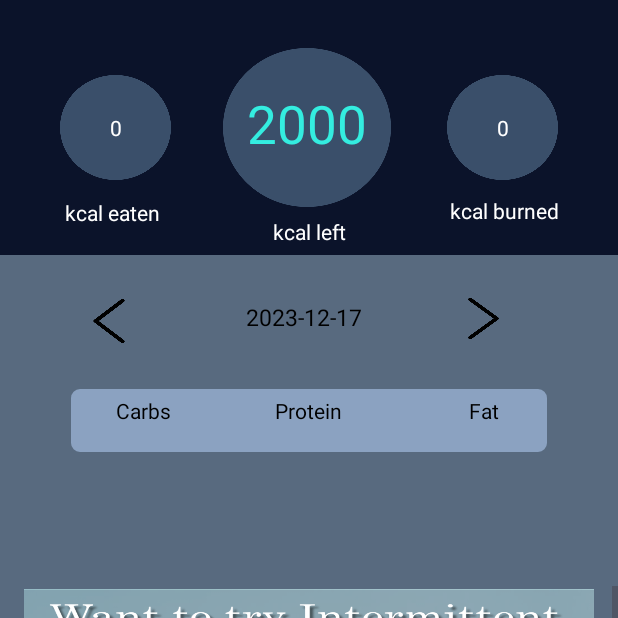
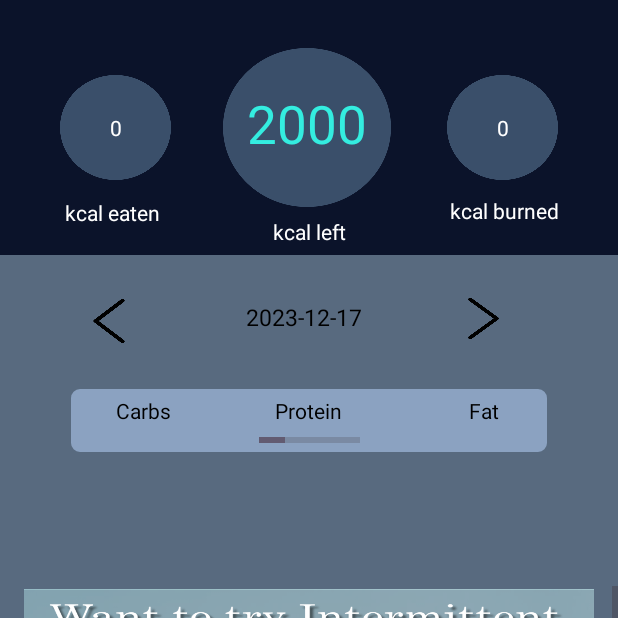
Before and after one commit to sandracormos/testtest, an Android app: the KcalMenu screen opened directly, with no data from a screen before it, on a phone screen of 412 x 824 dp, the top half of it. Run offline under Robolectric (Android 15) with nearby library versions, the phone set to English and light mode, and no system bars; 2 statements that could not run were skipped.

Commit message:
no message

```diff
--- a/app/src/main/java/com/example/test/KcalMenu.java
+++ b/app/src/main/java/com/example/test/KcalMenu.java
@@ -8,6 +8,7 @@ import android.content.Intent;
 import android.os.Bundle;
 import android.view.View;
 import android.widget.ImageButton;
+import android.widget.ProgressBar;
 import android.widget.ScrollView;
 import android.widget.TextView;
 
@@ -41,6 +42,8 @@ public class KcalMenu extends AppCompatActivity {
 
     Integer counterDays = 0;
 
+    ProgressBar progress_bar_protein;
+
 
 
 
@@ -69,6 +72,8 @@ public class KcalMenu extends AppCompatActivity {
         journal_day = findViewById(R.id.journal_date);
         next_day = findViewById(R.id.next_day);
         day_before = findViewById(R.id.day_before);
+
+        progress_bar_protein = findViewById(R.id.progress_bar_protein);
 
 
 
@@ -261,4 +266,7 @@ public class KcalMenu extends AppCompatActivity {
         journal_day.setText(date.toString());
         User.currentJournalDay = date;
     };
+
+
+    public void
 }
--- a/app/src/main/res/layout/activity_kcal_menu.xml
+++ b/app/src/main/res/layout/activity_kcal_menu.xml
@@ -365,4 +365,16 @@
         app:srcCompat="@drawable/right_arrow" />
 
 
+    <ProgressBar
+        android:id="@+id/progress_bar_protein"
+        style="?android:attr/progressBarStyleHorizontal"
+        android:layout_width="67dp"
+        android:layout_height="17dp"
+        android:layout_marginTop="1dp"
+        app:layout_constraintBottom_toTopOf="@+id/textView16"
+        app:layout_constraintEnd_toEndOf="@+id/textView16"
+        app:layout_constraintStart_toStartOf="@+id/textView16"
+        app:layout_constraintTop_toBottomOf="@+id/textView18"
+        app:layout_constraintVertical_bias="0.0"
+        android:progress="25"/>
 </androidx.constraintlayout.widget.ConstraintLayout>
```
